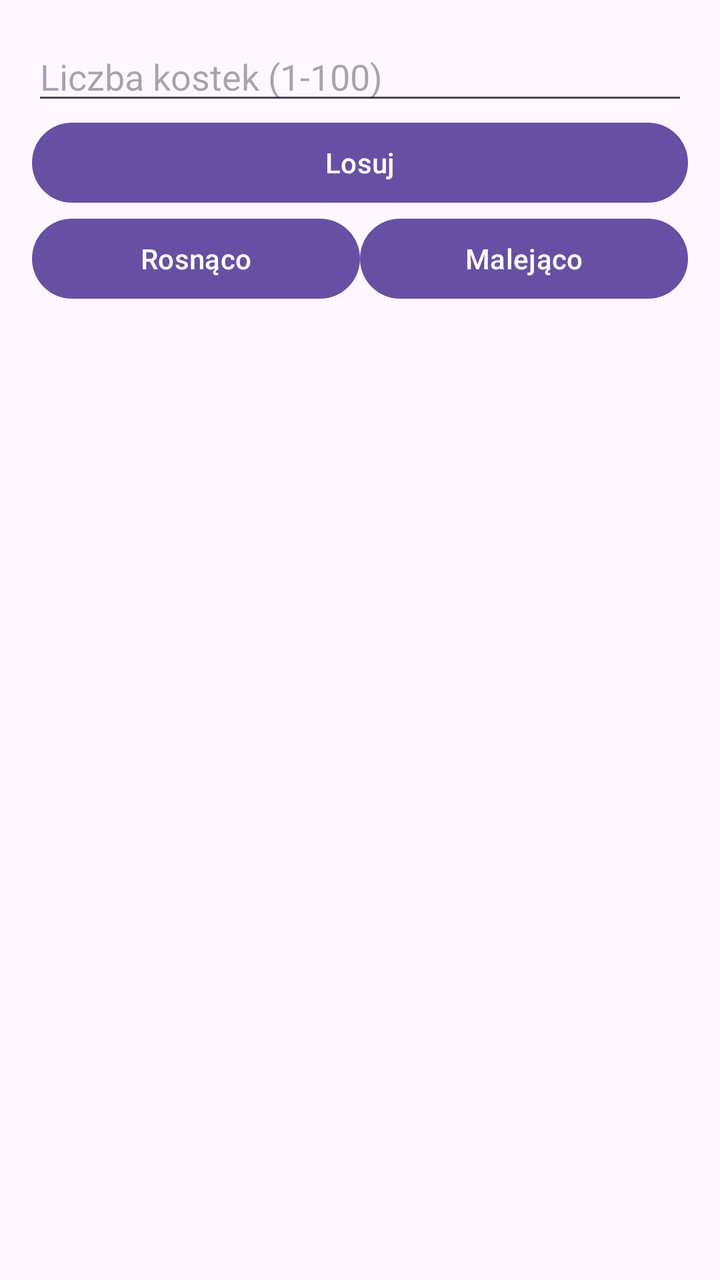
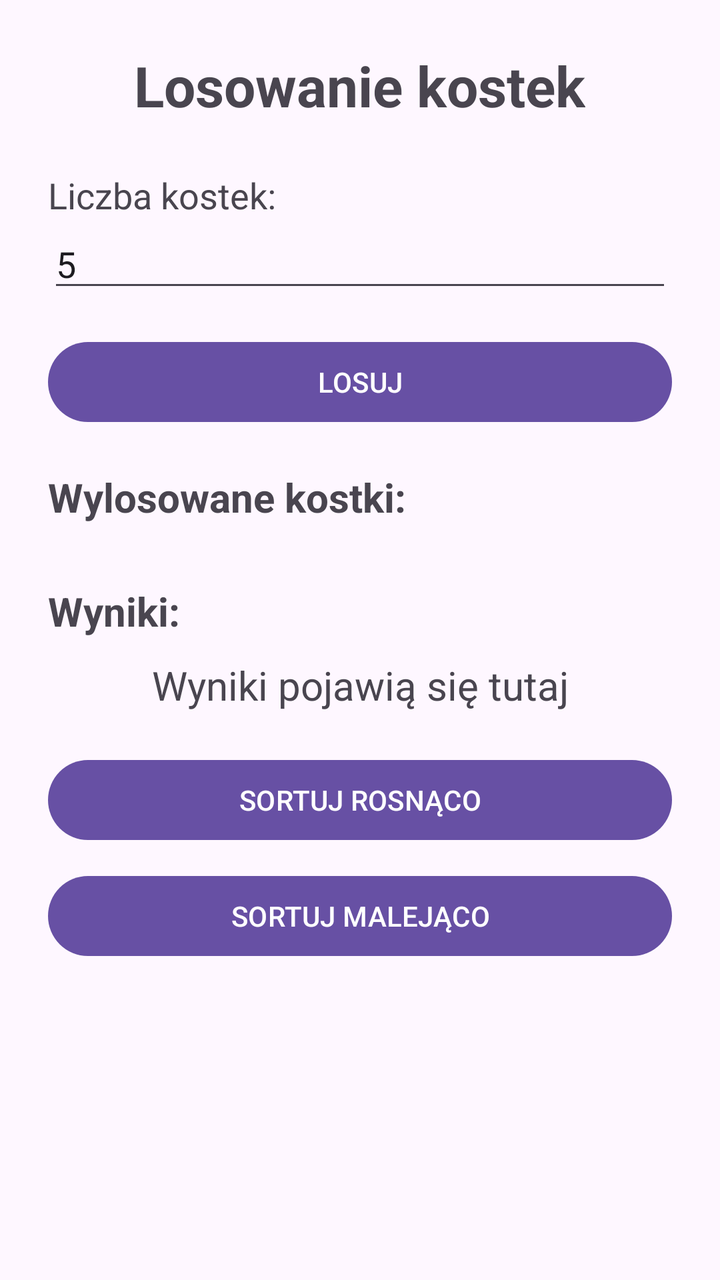

Before-and-after screenshots of an Android layout around one commit, followed by the original layout XML and the change that was made.
<!-- AndroidManifest.xml: application theme Theme.Kostki -->
<!-- res/layout/activity_main.xml -->
<?xml version="1.0" encoding="utf-8"?>
<LinearLayout xmlns:android="http://schemas.android.com/apk/res/android"
    android:layout_width="match_parent"
    android:layout_height="match_parent"
    android:orientation="vertical"
    android:padding="16dp">

    <EditText
        android:id="@+id/etLiczba"
        android:layout_width="match_parent"
        android:layout_height="wrap_content"
        android:hint="Liczba kostek (1-100)"
        android:inputType="number" />

    <Button
        android:id="@+id/btnLosuj"
        android:layout_width="match_parent"
        android:layout_height="wrap_content"
        android:text="Losuj" />

    <LinearLayout
        android:layout_width="match_parent"
        android:layout_height="wrap_content"
        android:orientation="horizontal">

        <Button
            android:id="@+id/btnRosnaco"
            android:layout_width="0dp"
            android:layout_height="wrap_content"
            android:layout_weight="1"
            android:text="Rosnąco" />

        <Button
            android:id="@+id/btnMalejaco"
            android:layout_width="0dp"
            android:layout_height="wrap_content"
            android:layout_weight="1"
            android:text="Malejąco" />
    </LinearLayout>

    <ScrollView
        android:layout_width="match_parent"
        android:layout_height="match_parent">

        <LinearLayout
            android:layout_width="match_parent"
            android:layout_height="wrap_content"
            android:orientation="vertical">

            <GridLayout
                android:id="@+id/gridKostki"
                android:layout_width="wrap_content"
                android:layout_height="wrap_content"
                android:layout_gravity="center_horizontal"
                android:columnCount="5" />

            <TextView
                android:id="@+id/tvWyniki"
                android:layout_width="match_parent"
                android:layout_height="wrap_content"
                android:padding="8dp"
                android:textSize="18sp" />
        </LinearLayout>
    </ScrollView>
</LinearLayout>
<!-- resources referenced by this layout -->
<resources>
  <style name="Theme.Kostki" parent="Base.Theme.Kostki" />
  <style name="Base.Theme.Kostki" parent="Theme.Material3.DayNight.NoActionBar">
          
          
      </style>
</resources>

<!-- the commit's change to res/layout/activity_main.xml (unified diff, before → after) -->
@@ -1,65 +1,91 @@
 <?xml version="1.0" encoding="utf-8"?>
-<LinearLayout xmlns:android="http://schemas.android.com/apk/res/android"
+<ScrollView xmlns:android="http://schemas.android.com/apk/res/android"
     android:layout_width="match_parent"
-    android:layout_height="match_parent"
-    android:orientation="vertical"
-    android:padding="16dp">
-
-    <EditText
-        android:id="@+id/etLiczba"
-        android:layout_width="match_parent"
-        android:layout_height="wrap_content"
-        android:hint="Liczba kostek (1-100)"
-        android:inputType="number" />
-
-    <Button
-        android:id="@+id/btnLosuj"
-        android:layout_width="match_parent"
-        android:layout_height="wrap_content"
-        android:text="Losuj" />
+    android:layout_height="match_parent">
 
     <LinearLayout
         android:layout_width="match_parent"
         android:layout_height="wrap_content"
-        android:orientation="horizontal">
+        android:orientation="vertical"
+        android:padding="24dp">
+
+        <TextView
+            android:layout_width="wrap_content"
+            android:layout_height="wrap_content"
+            android:layout_gravity="center_horizontal"
+            android:layout_marginBottom="24dp"
+            android:text="Losowanie kostek"
+            android:textSize="28sp"
+            android:textStyle="bold" />
+
+        <TextView
+            android:layout_width="wrap_content"
+            android:layout_height="wrap_content"
+            android:text="Liczba kostek:"
+            android:textSize="18sp" />
+
+        <EditText
+            android:id="@+id/editTextLiczbaKostek"
+            android:layout_width="match_parent"
+            android:layout_height="wrap_content"
+            android:hint="Podaj liczbę kostek"
+            android:inputType="number"
+            android:text="5" />
 
         <Button
-            android:id="@+id/btnRosnaco"
-            android:layout_width="0dp"
+            android:id="@+id/buttonLosuj"
+            android:layout_width="match_parent"
             android:layout_height="wrap_content"
-            android:layout_weight="1"
-            android:text="Rosnąco" />
+            android:layout_marginTop="16dp"
+            android:text="LOSUJ" />
+
+        <TextView
+            android:layout_width="wrap_content"
+            android:layout_height="wrap_content"
+            android:layout_marginTop="20dp"
+            android:text="Wylosowane kostki:"
+            android:textSize="20sp"
+            android:textStyle="bold" />
+
+        <GridLayout
+            android:id="@+id/gridKostki"
+            android:layout_width="match_parent"
+            android:layout_height="wrap_content"
+            android:layout_marginTop="10dp"
+            android:alignmentMode="alignMargins"
+            android:columnCount="5"
+            android:gravity="center"
+            android:useDefaultMargins="true" />
+
+        <TextView
+            android:layout_width="wrap_content"
+            android:layout_height="wrap_content"
+            android:layout_marginTop="20dp"
+            android:text="Wyniki:"
+            android:textSize="20sp"
+            android:textStyle="bold" />
+
+        <TextView
+            android:id="@+id/textViewWyniki"
+            android:layout_width="match_parent"
+            android:layout_height="wrap_content"
+            android:gravity="center"
+            android:padding="10dp"
+            android:text="Wyniki pojawią się tutaj"
+            android:textSize="20sp" />
 
         <Button
-            android:id="@+id/btnMalejaco"
-            android:layout_width="0dp"
-            android:layout_height="wrap_content"
-            android:layout_weight="1"
-            android:text="Malejąco" />
-    </LinearLayout>
-
-    <ScrollView
-        android:layout_width="match_parent"
-        android:layout_height="match_parent">
-
-        <LinearLayout
+            android:id="@+id/buttonRosnaco"
             android:layout_width="match_parent"
             android:layout_height="wrap_content"
-            android:orientation="vertical">
+            android:layout_marginTop="10dp"
+            android:text="SORTUJ ROSNĄCO" />
 
-            <GridLayout
-                android:id="@+id/gridKostki"
-                android:layout_width="wrap_content"
-                android:layout_height="wrap_content"
-                android:layout_gravity="center_horizontal"
-                android:columnCount="5" />
-
-            <TextView
-                android:id="@+id/tvWyniki"
-                android:layout_width="match_parent"
-                android:layout_height="wrap_content"
-                android:padding="8dp"
-                android:textSize="18sp" />
-        </LinearLayout>
-    </ScrollView>
-</LinearLayout>
+        <Button
+            android:id="@+id/buttonMalejaco"
+            android:layout_width="match_parent"
+            android:layout_height="wrap_content"
+            android:layout_marginTop="10dp"
+            android:text="SORTUJ MALEJĄCO" />
+    </LinearLayout>
+</ScrollView>
